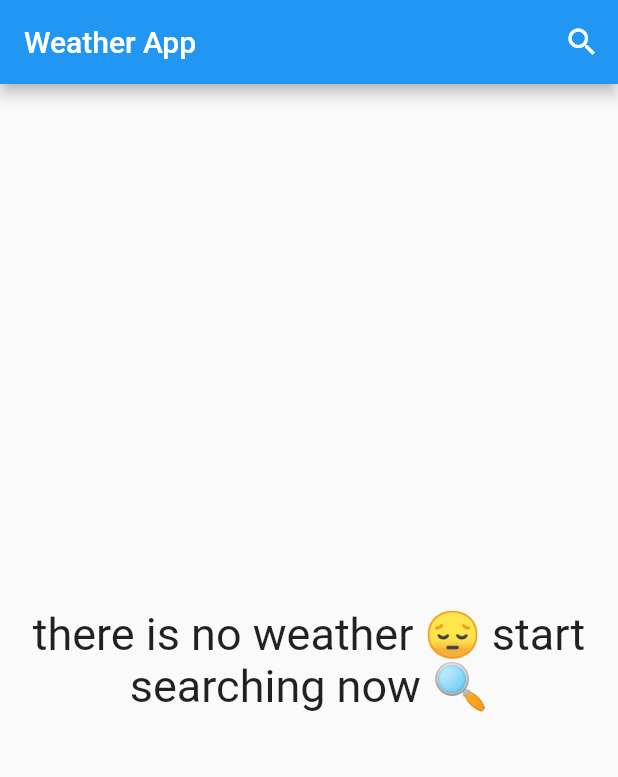
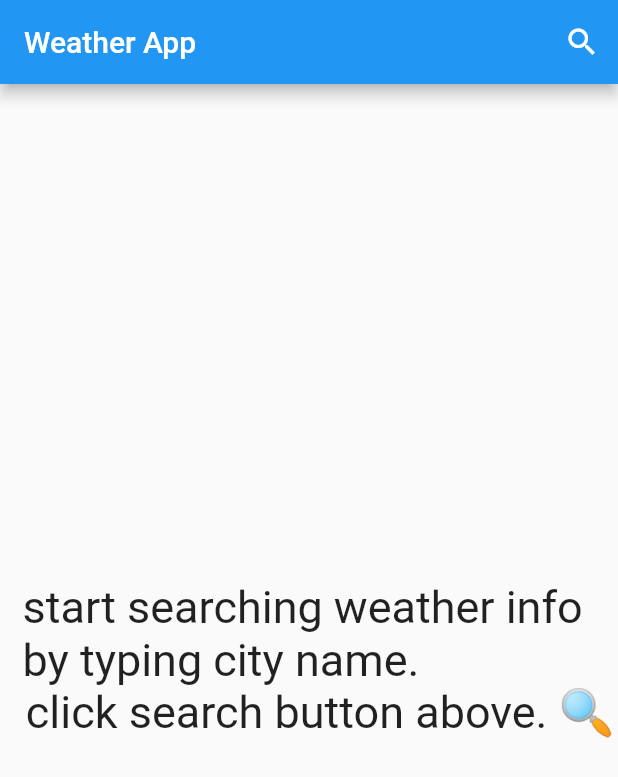
Before and after one commit to vintx64/Weather_App_Flutter, a Flutter app: the screen it shows after launch, on a phone screen of 412 x 824 dp. Shown: the top 777 px of the screen. Run offline on Flutter 3.47's test engine with Material 2 defaults, Android fonts, the phone set to English and light mode, and no system bars; our stand-ins replace flutter_bloc.

```diff
--- /dev/null
+++ b/weather_app/lib/cubits/weather_cubit/weather_cubit.dart
@@ -0,0 +1,22 @@
+import 'package:flutter_bloc/flutter_bloc.dart';
+import 'package:weather_app/cubits/weather_cubit/weather_state.dart';
+import 'package:weather_app/models/weather_model.dart';
+import 'package:weather_app/services/weather_service.dart';
+
+class WeatherCubit extends Cubit<WeatherState> {
+  WeatherService weatherService;
+  String? cityName;
+  WeatherModel? weatherModel;
+  WeatherCubit(this.weatherService) : super(WeatherInitial());
+
+  void getWeather({required String cityName}) async {
+    emit(WeatherLoading());
+
+    try {
+      weatherModel = await weatherService.getWeather(cityName: cityName);
+      emit(WeatherSucess(weatherModel: weatherModel!));
+    } on Exception {
+      emit(WeatherFaliure());
+    }
+  }
+}
--- /dev/null
+++ b/weather_app/lib/cubits/weather_cubit/weather_state.dart
@@ -0,0 +1,14 @@
+import 'package:weather_app/models/weather_model.dart';
+
+abstract class WeatherState {}
+
+class WeatherInitial extends WeatherState {}
+
+class WeatherLoading extends WeatherState {}
+
+class WeatherSucess extends WeatherState {
+  WeatherModel weatherModel;
+  WeatherSucess({required this.weatherModel});
+}
+
+class WeatherFaliure extends WeatherState {}
--- a/weather_app/lib/main.dart
+++ b/weather_app/lib/main.dart
@@ -1,32 +1,32 @@
 import 'package:flutter/material.dart';
-import 'package:flutter/src/widgets/container.dart';
-import 'package:flutter/src/widgets/framework.dart';
-import 'package:provider/provider.dart';
-import 'package:weather_app/models/weather_model.dart';
+import 'package:flutter_bloc/flutter_bloc.dart';
+import 'package:weather_app/cubits/weather_cubit/weather_cubit.dart';
 import 'package:weather_app/pages/home_page.dart';
-import 'package:weather_app/providers/weather_provider.dart';
+import 'package:weather_app/services/weather_service.dart';
 
 void main() {
-  runApp(ChangeNotifierProvider(
+  runApp(BlocProvider(
       create: (context) {
-        return WeatherProvider();
+        return WeatherCubit(WeatherService());
       },
-      child: WeatherApp()));
+      child: const WeatherApp()));
 }
 
 class WeatherApp extends StatelessWidget {
-  WeatherProvider? weather;
+  const WeatherApp({super.key});
+
   @override
   Widget build(BuildContext context) {
     return (MaterialApp(
       theme: ThemeData(
-        primarySwatch: Provider.of<WeatherProvider>(context).weatherData == null
-            ? Colors.blue
-            : Provider.of<WeatherProvider>(context)
-                .weatherData!
-                .getThemeColor(),
+        primarySwatch:
+            BlocProvider.of<WeatherCubit>(context).weatherModel == null
+                ? Colors.blue
+                : BlocProvider.of<WeatherCubit>(context)
+                    .weatherModel!
+                    .getThemeColor(),
       ),
-      home: HomePage(),
+      home: const HomePage(),
       debugShowCheckedModeBanner: false,
     ));
   }
--- a/weather_app/lib/models/weather_model.dart
+++ b/weather_app/lib/models/weather_model.dart
@@ -24,7 +24,6 @@ class WeatherModel {
   }
   @override
   String toString() {
-    // TODO: implement toString
     return 'temp= $temp minTemp = $minTemp date = $date';
   }
 
--- a/weather_app/lib/pages/home_page.dart
+++ b/weather_app/lib/pages/home_page.dart
@@ -1,24 +1,17 @@
 import 'package:flutter/material.dart';
-import 'package:flutter/src/widgets/container.dart';
-import 'package:flutter/src/widgets/framework.dart';
-import 'package:provider/provider.dart';
+import 'package:flutter_bloc/flutter_bloc.dart';
+import 'package:weather_app/cubits/weather_cubit/weather_cubit.dart';
+import 'package:weather_app/cubits/weather_cubit/weather_state.dart';
 import 'package:weather_app/models/weather_model.dart';
 import 'package:weather_app/pages/search_page.dart';
-import 'package:weather_app/providers/weather_provider.dart';
 
-class HomePage extends StatefulWidget {
-  HomePage({super.key});
+class HomePage extends StatelessWidget {
+  final WeatherModel? weatherData;
 
-  @override
-  State<HomePage> createState() => _HomePageState();
-}
-
-class _HomePageState extends State<HomePage> {
-  WeatherModel? weatherData;
+  const HomePage({super.key, this.weatherData});
 
   @override
   Widget build(BuildContext context) {
-    weatherData = Provider.of<WeatherProvider>(context).weatherData;
     return Scaffold(
       appBar: AppBar(actions: [
         IconButton(
@@ -27,24 +20,65 @@ class _HomePageState extends State<HomePage> {
                 return SearchPage();
               }));
             },
-            icon: Icon(Icons.search))
-      ], title: Text('Weather App')),
-      body: weatherData == null
-          ? Center(
+            icon: const Icon(Icons.search))
+      ], title: const Text('Weather App')),
+      body: BlocBuilder<WeatherCubit, WeatherState>(builder: (context, state) {
+        if (state is WeatherLoading) {
+          return const Center(
+            child: CircularProgressIndicator(),
+          );
+        } else if (state is WeatherSucess) {
+          return SucessPage(weatherData: state.weatherModel);
+        } else if (state is WeatherFaliure) {
+          return const Center(
+            child: Text('Something Went Wrong Please try again'),
+          );
+        } else {
+          return const DeafultPage();
+        }
+      }),
+    );
+  }
+}
+
+class DeafultPage extends StatelessWidget {
+  const DeafultPage({
+    super.key,
+  });
+
+  @override
+  Widget build(BuildContext context) {
+    return Center(
+        child: Padding(
+      padding: const EdgeInsets.only(left: 15),
       child: Column(
         mainAxisSize: MainAxisSize.min,
-              children: [
+        children: const [
           Text(
-                  'there is no weather 😔 start',
+            'start searching weather info by typing city name.',
             style: TextStyle(fontSize: 30),
           ),
           Text(
-                  'searching now 🔍',
+            'click search button above. 🔍',
             style: TextStyle(fontSize: 30),
           ),
         ],
-            ))
-          : Container(
+      ),
+    ));
+  }
+}
+
+class SucessPage extends StatelessWidget {
+  const SucessPage({
+    super.key,
+    required this.weatherData,
+  });
+
+  final WeatherModel? weatherData;
+
+  @override
+  Widget build(BuildContext context) {
+    return Container(
       decoration: BoxDecoration(
           gradient: LinearGradient(colors: [
         weatherData!.getThemeColor(),
@@ -56,22 +90,22 @@ class _HomePageState extends State<HomePage> {
         children: [
           const Spacer(flex: 3),
           Text(
-                    Provider.of<WeatherProvider>(context).cityName!,
-                    style: TextStyle(fontSize: 32, fontWeight: FontWeight.bold),
+            BlocProvider.of<WeatherCubit>(context).cityName!,
+            style: const TextStyle(fontSize: 32, fontWeight: FontWeight.bold),
           ),
           Text(
             'Updated at : ${weatherData!.date.hour.toString()}:${weatherData!.date.minute.toString()}',
-                    style: TextStyle(fontSize: 22),
+            style: const TextStyle(fontSize: 22),
           ),
-                  Spacer(),
+          const Spacer(),
           Row(
             mainAxisAlignment: MainAxisAlignment.spaceEvenly,
             children: [
               Image.asset(weatherData!.getImage()),
               Text(
                 '${weatherData!.temp.toInt()}',
-                        style: TextStyle(
-                            fontSize: 32, fontWeight: FontWeight.bold),
+                style:
+                    const TextStyle(fontSize: 32, fontWeight: FontWeight.bold),
               ),
               Column(
                 children: [
@@ -81,17 +115,16 @@ class _HomePageState extends State<HomePage> {
               )
             ],
           ),
-                  Spacer(),
+          const Spacer(),
           Text(
             weatherData!.weatherStateName,
-                    style: TextStyle(fontSize: 32, fontWeight: FontWeight.bold),
+            style: const TextStyle(fontSize: 32, fontWeight: FontWeight.bold),
           ),
-                  Spacer(
+          const Spacer(
             flex: 5,
           ),
         ],
       ),
-            ),
     );
   }
 }
--- a/weather_app/lib/providers/weather_provider.dart
+++ /dev/null
@@ -1,13 +0,0 @@
-import 'package:flutter/material.dart';
-import 'package:weather_app/models/weather_model.dart';
-
-class WeatherProvider extends ChangeNotifier {
-  WeatherModel? _weatherData;
-  String? cityName;
-  set weatherData(WeatherModel? weather) {
-    _weatherData = weather;
-    notifyListeners();
-  }
-
-  WeatherModel? get weatherData => _weatherData;
-}
```
Also changed, not shown: weather_app/lib/pages/search_page.dart (+16 -31 lines), weather_app/lib/services/weather_service.dart (+7 -9 lines), weather_app/pubspec.yaml (+6 -14 lines), weather_app/pubspec.lock, 2 other files. Lines whose indentation alone changed are shown as unchanged.
